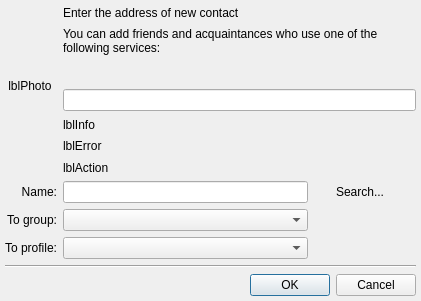
Qt form src/plugins/rosterchanger/addcontactdialog.ui (silvansky/Contacts) before a commit.
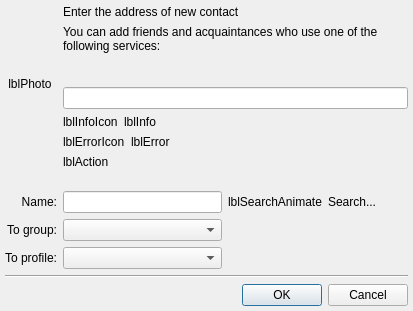
The same form after that commit.

What changed in the file:
```diff
--- a/src/plugins/rosterchanger/addcontactdialog.ui
+++ b/src/plugins/rosterchanger/addcontactdialog.ui
@@ -6,8 +6,8 @@
    <rect>
     <x>0</x>
     <y>0</y>
-    <width>421</width>
-    <height>301</height>
+    <width>413</width>
+    <height>311</height>
    </rect>
   </property>
   <layout class="QVBoxLayout" name="verticalLayout">
@@ -60,16 +60,6 @@
      <item row="3" column="1" colspan="3">
       <widget class="QLineEdit" name="lneContact"/>
      </item>
-     <item row="5" column="1" colspan="3">
-      <widget class="QLabel" name="lblError">
-       <property name="text">
-        <string notr="true">lblError</string>
-       </property>
-       <property name="wordWrap">
-        <bool>true</bool>
-       </property>
-      </widget>
-     </item>
      <item row="6" column="1" colspan="3">
       <widget class="QLabel" name="lblAction">
        <property name="text">
@@ -80,7 +70,7 @@
        </property>
       </widget>
      </item>
-     <item row="7" column="0">
+     <item row="8" column="0">
       <widget class="QLabel" name="lblNickName">
        <property name="text">
         <string>Name:</string>
@@ -93,17 +83,17 @@
        </property>
       </widget>
      </item>
-     <item row="7" column="1">
+     <item row="8" column="1">
       <widget class="QLineEdit" name="lneNick"/>
      </item>
-     <item row="7" column="3">
+     <item row="8" column="3">
       <widget class="QLabel" name="lblSearchNick">
        <property name="text">
         <string>Search...</string>
        </property>
       </widget>
      </item>
-     <item row="8" column="0">
+     <item row="9" column="0">
       <widget class="QLabel" name="lblGroup">
        <property name="text">
         <string>To group:</string>
@@ -116,10 +106,10 @@
        </property>
       </widget>
      </item>
-     <item row="8" column="1">
+     <item row="9" column="1">
       <widget class="QComboBox" name="cmbGroup"/>
      </item>
-     <item row="9" column="0">
+     <item row="10" column="0">
       <widget class="QLabel" name="lblProfile">
        <property name="text">
         <string>To profile:</string>
@@ -132,10 +122,10 @@
        </property>
       </widget>
      </item>
-     <item row="9" column="1">
+     <item row="10" column="1">
       <widget class="QComboBox" name="cmbProfile"/>
      </item>
-     <item row="7" column="2">
+     <item row="8" column="2">
       <widget class="QLabel" name="lblSearchAnimate">
        <property name="minimumSize">
         <size>
@@ -143,6 +133,9 @@
          <height>15</height>
         </size>
        </property>
+       <property name="text">
+        <string notr="true">lblSearchAnimate</string>
+       </property>
       </widget>
      </item>
      <item row="0" column="1" colspan="3">
@@ -155,7 +148,7 @@
        </property>
       </widget>
      </item>
-     <item row="8" column="3">
+     <item row="9" column="3">
       <spacer name="horizontalSpacer_2">
        <property name="orientation">
         <enum>Qt::Horizontal</enum>
@@ -171,20 +164,7 @@
        </property>
       </spacer>
      </item>
-     <item row="4" column="0" rowspan="3">
-      <spacer name="verticalSpacer">
-       <property name="orientation">
-        <enum>Qt::Vertical</enum>
-       </property>
-       <property name="sizeHint" stdset="0">
-        <size>
-         <width>20</width>
-         <height>20</height>
-        </size>
-       </property>
-      </spacer>
-     </item>
-     <item row="8" column="2">
+     <item row="9" column="2">
       <spacer name="horizontalSpacer">
        <property name="orientation">
         <enum>Qt::Horizontal</enum>
@@ -201,11 +181,71 @@
       </spacer>
      </item>
      <item row="4" column="1" colspan="3">
-      <widget class="QLabel" name="lblInfo">
-       <property name="text">
-        <string notr="true">lblInfo</string>
+      <layout class="QHBoxLayout" name="horizontalLayout">
+       <item>
+        <widget class="QLabel" name="lblInfoIcon">
+         <property name="text">
+          <string notr="true">lblInfoIcon</string>
+         </property>
+        </widget>
+       </item>
+       <item>
+        <widget class="QLabel" name="lblInfo">
+         <property name="sizePolicy">
+          <sizepolicy hsizetype="Expanding" vsizetype="Preferred">
+           <horstretch>0</horstretch>
+           <verstretch>0</verstretch>
+          </sizepolicy>
+         </property>
+         <property name="text">
+          <string notr="true">lblInfo</string>
+         </property>
+        </widget>
+       </item>
+      </layout>
+     </item>
+     <item row="5" column="1" colspan="3">
+      <layout class="QHBoxLayout" name="horizontalLayout_2">
+       <item>
+        <widget class="QLabel" name="lblErrorIcon">
+         <property name="text">
+          <string notr="true">lblErrorIcon</string>
+         </property>
+        </widget>
+       </item>
+       <item>
+        <widget class="QLabel" name="lblError">
+         <property name="sizePolicy">
+          <sizepolicy hsizetype="Expanding" vsizetype="Preferred">
+           <horstretch>0</horstretch>
+           <verstretch>0</verstretch>
+          </sizepolicy>
+         </property>
+         <property name="text">
+          <string notr="true">lblError</string>
+         </property>
+         <property name="wordWrap">
+          <bool>true</bool>
+         </property>
+        </widget>
+       </item>
+      </layout>
+     </item>
+     <item row="7" column="1" colspan="3">
+      <spacer name="verticalSpacer">
+       <property name="orientation">
+        <enum>Qt::Vertical</enum>
        </property>
-      </widget>
+       <property name="sizeType">
+        <enum>QSizePolicy::MinimumExpanding</enum>
+       </property>
+       <property name="sizeHint" stdset="0">
+        <size>
+         <width>0</width>
+         <height>15</height>
+        </size>
+       </property>
+      </spacer>
      </item>
     </layout>
    </item>
```
Left out of the diff: 3 changed lines with no effect on the pictures.
